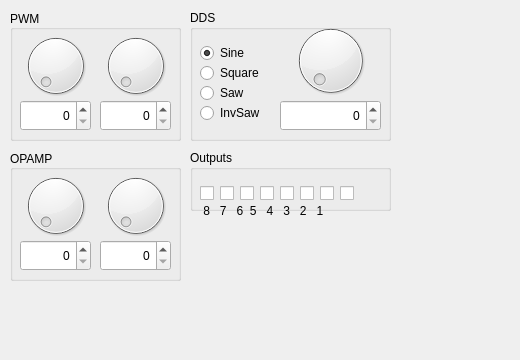
brmlab/edubrm, file software/modules/ModuleDebug.ui: the form before one commit; both pictures show x 0 to 520 and y 0 to 360 of the 781 by 531 pixel window.
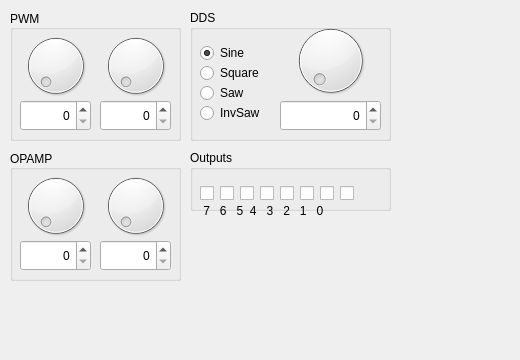
The form after the commit.

Commit message: add handlers for AMPs/PWMs

Patch:
```diff
--- a/software/modules/ModuleDebug.ui
+++ b/software/modules/ModuleDebug.ui
@@ -330,23 +330,10 @@
    <property name="title">
     <string>Outputs</string>
    </property>
-   <widget class="QCheckBox" name="checkOut8">
-    <property name="geometry">
-     <rect>
-      <x>10</x>
-      <y>30</y>
-      <width>21</width>
-      <height>26</height>
-     </rect>
-    </property>
-    <property name="text">
-     <string/>
-    </property>
-   </widget>
    <widget class="QCheckBox" name="checkOut7">
     <property name="geometry">
      <rect>
-      <x>30</x>
+      <x>10</x>
       <y>30</y>
       <width>21</width>
       <height>26</height>
@@ -359,7 +346,7 @@
    <widget class="QCheckBox" name="checkOut6">
     <property name="geometry">
      <rect>
-      <x>50</x>
+      <x>30</x>
       <y>30</y>
       <width>21</width>
       <height>26</height>
@@ -372,7 +359,7 @@
    <widget class="QCheckBox" name="checkOut5">
     <property name="geometry">
      <rect>
-      <x>70</x>
+      <x>50</x>
       <y>30</y>
       <width>21</width>
       <height>26</height>
@@ -385,7 +372,7 @@
    <widget class="QCheckBox" name="checkOut4">
     <property name="geometry">
      <rect>
-      <x>90</x>
+      <x>70</x>
       <y>30</y>
       <width>21</width>
       <height>26</height>
@@ -398,7 +385,7 @@
    <widget class="QCheckBox" name="checkOut3">
     <property name="geometry">
      <rect>
-      <x>110</x>
+      <x>90</x>
       <y>30</y>
       <width>21</width>
       <height>26</height>
@@ -411,7 +398,7 @@
    <widget class="QCheckBox" name="checkOut2">
     <property name="geometry">
      <rect>
-      <x>130</x>
+      <x>110</x>
       <y>30</y>
       <width>21</width>
       <height>26</height>
@@ -424,6 +411,19 @@
    <widget class="QCheckBox" name="checkOut1">
     <property name="geometry">
      <rect>
+      <x>130</x>
+      <y>30</y>
+      <width>21</width>
+      <height>26</height>
+     </rect>
+    </property>
+    <property name="text">
+     <string/>
+    </property>
+   </widget>
+   <widget class="QCheckBox" name="checkOut0">
+    <property name="geometry">
+     <rect>
       <x>150</x>
       <y>30</y>
       <width>21</width>
@@ -445,7 +445,7 @@
     </rect>
    </property>
    <property name="text">
-    <string> 8   7   6  5   4   3   2   1</string>
+    <string> 7   6   5  4   3   2   1   0</string>
    </property>
   </widget>
  </widget>
```
The commit also changes 1 other file.
